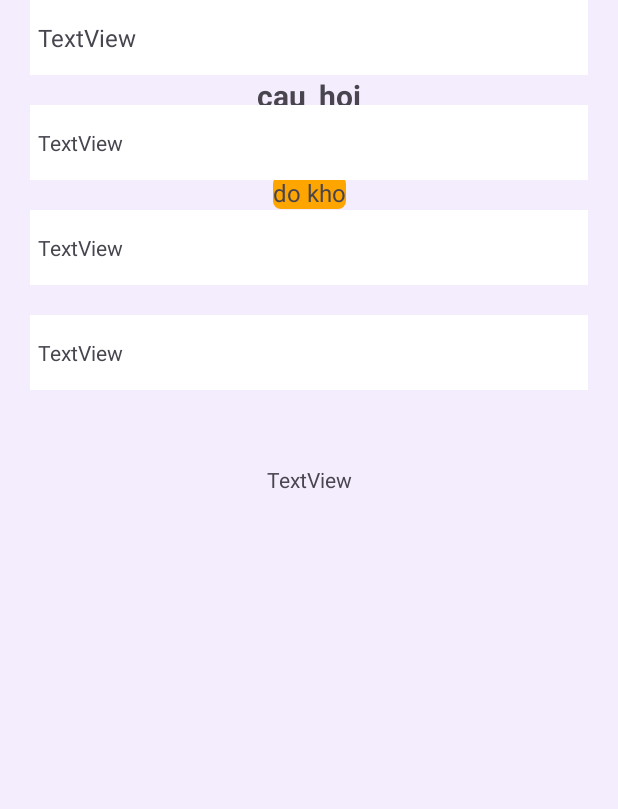
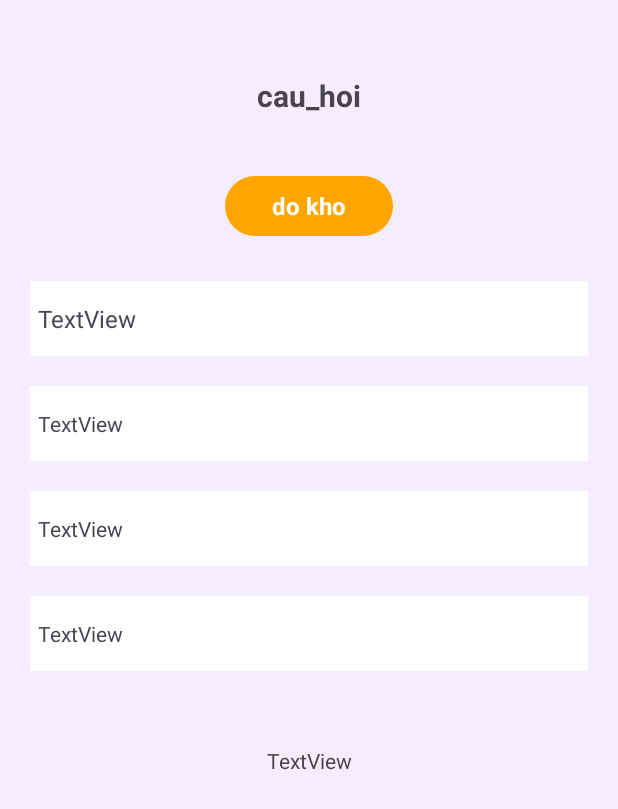
Before and after one commit to tiendung21111/Android_QuizApp, an Android app: the layout activity_main6.xml on its own in the app's theme, with its tools: preview values and no code run, on a phone screen of 412 x 824 dp. Shown: the top 809 px of the screen. Run offline under Robolectric (Android 15) with nearby library versions, the phone set to English and light mode, and no system bars.

Commit message:
chinh lai xml6

```diff
--- a/app/src/main/res/drawable/background_pattern.xml
+++ b/app/src/main/res/drawable/background_pattern.xml
@@ -2,5 +2,5 @@
 <shape xmlns:android="http://schemas.android.com/apk/res/android">
     <solid android:color="#FFA500" />
 
-    <corners android:radius="5dp" />
+    <corners android:radius="20dp" />
 </shape>
--- a/app/src/main/res/layout/activity_main6.xml
+++ b/app/src/main/res/layout/activity_main6.xml
@@ -14,22 +14,27 @@
         android:layout_marginStart="10dp"
         android:layout_marginTop="50dp"
         android:layout_marginEnd="10dp"
+        android:gravity="center"
         android:text="cau_hoi"
         android:textSize="20sp"
         android:textStyle="bold"
         app:layout_constraintEnd_toEndOf="parent"
         app:layout_constraintStart_toStartOf="parent"
-        app:layout_constraintTop_toTopOf="parent"
-        android:gravity="center"/>
+        app:layout_constraintTop_toTopOf="parent" />
 
     <TextView
         android:id="@+id/Do_kho"
-        android:layout_width="wrap_content"
-        android:layout_height="wrap_content"
+        android:layout_width="0dp"
+        android:layout_height="40dp"
+        android:layout_marginStart="150dp"
         android:layout_marginTop="40dp"
+        android:layout_marginEnd="150dp"
         android:background="@drawable/background_pattern"
+        android:gravity="center"
         android:text="do kho"
+        android:textColor="@color/white"
         android:textSize="16sp"
+        android:textStyle="bold"
         app:layout_constraintEnd_toEndOf="parent"
         app:layout_constraintStart_toStartOf="parent"
         app:layout_constraintTop_toBottomOf="@+id/Cau_hoi" />
@@ -58,7 +63,7 @@
         android:textSize="16sp"
         app:layout_constraintEnd_toEndOf="parent"
         app:layout_constraintStart_toStartOf="parent"
-        app:layout_constraintTop_toBottomOf="@+id/do_kho" />
+        app:layout_constraintTop_toBottomOf="@+id/Do_kho" />
 
     <TextView
         android:id="@+id/Dap_an_B"
```
